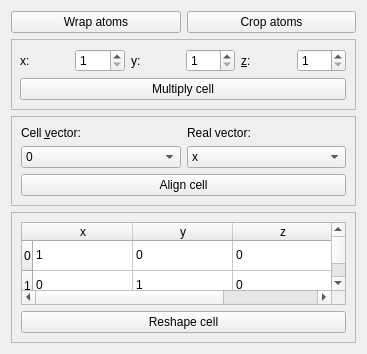
This is vipster/qt/tools/cellmodwidget.ui in sgsaenger/vipster as Qt 5 draws it before an edit. The edited form follows.
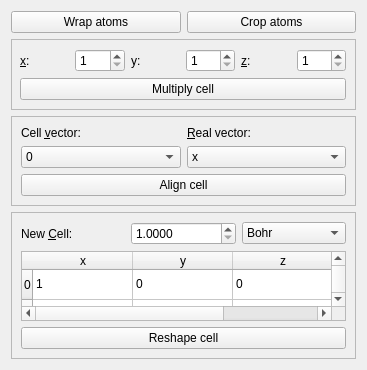
This is the edited form.

The edit to the form file:
```diff
--- a/vipster/qt/tools/cellmodwidget.ui
+++ b/vipster/qt/tools/cellmodwidget.ui
@@ -84,7 +84,7 @@
       <item row="0" column="0">
        <widget class="QLabel" name="xMultLabel">
         <property name="text">
-         <string>x:</string>
+         <string>&amp;x:</string>
         </property>
         <property name="buddy">
          <cstring>xMultSel</cstring>
@@ -110,8 +110,42 @@
       <enum>QFrame::Raised</enum>
      </property>
      <layout class="QGridLayout" name="gridLayout_4">
-      <item row="0" column="0">
-       <widget class="QTableWidget" name="tableWidget">
+      <item row="1" column="1">
+       <widget class="QDoubleSpinBox" name="cdmSel">
+        <property name="decimals">
+         <number>4</number>
+        </property>
+        <property name="minimum">
+         <double>1.000000000000000</double>
+        </property>
+       </widget>
+      </item>
+      <item row="1" column="0">
+       <widget class="QLabel" name="reshapeLabel">
+        <property name="text">
+         <string>New &amp;Cell:</string>
+        </property>
+        <property name="buddy">
+         <cstring>cdmSel</cstring>
+        </property>
+       </widget>
+      </item>
+      <item row="1" column="2">
+       <widget class="QComboBox" name="cdmFmtSel">
+        <item>
+         <property name="text">
+          <string>Bohr</string>
+         </property>
+        </item>
+        <item>
+         <property name="text">
+          <string>Angstrom</string>
+         </property>
+        </item>
+       </widget>
+      </item>
+      <item row="3" column="0" colspan="3">
+       <widget class="QTableWidget" name="reshapeTable">
         <attribute name="horizontalHeaderStretchLastSection">
          <bool>false</bool>
         </attribute>
@@ -195,7 +229,7 @@
         </item>
        </widget>
       </item>
-      <item row="1" column="0">
+      <item row="4" column="0" colspan="3">
        <widget class="QPushButton" name="reshapeButton">
         <property name="text">
          <string>Reshape cell</string>
@@ -272,7 +306,7 @@
       <item row="0" column="1">
        <widget class="QLabel" name="coordVecLabel">
         <property name="text">
-         <string>Real vector:</string>
+         <string>&amp;Real vector:</string>
         </property>
         <property name="buddy">
          <cstring>coordVecSel</cstring>
```
